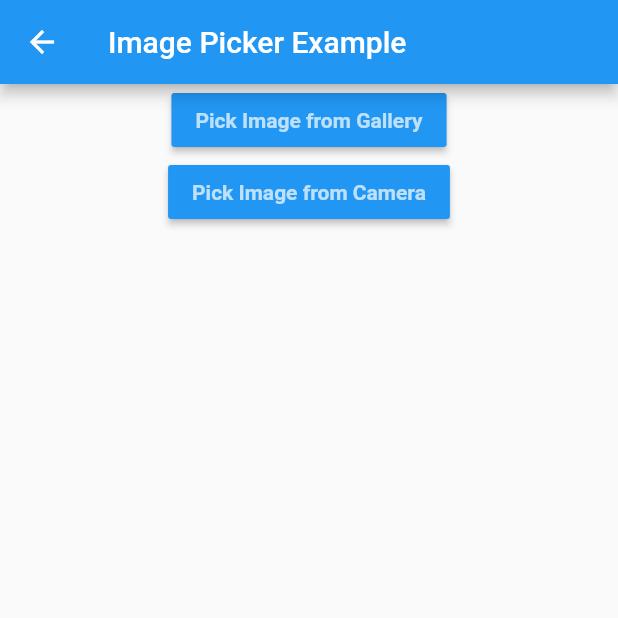
After one commit to ksairos/animal_care, a Flutter app: the PetImageUploadPage screen opened directly, after a tap on "Pick Image from Gallery", on a phone screen of 412 x 824 dp, the top half of it. The commit adds this screen. Run offline on Flutter 3.47's test engine with Material 2 defaults, Android fonts, the phone set to English and light mode, and no system bars; our stand-ins replace flutter_secure_storage, go_router, image_picker, progress_state_button; accounts and stored records are empty.

Commit message:
some changes

```diff
--- /dev/null
+++ b/lib/screens/PetImageUploadPage.dart
@@ -0,0 +1,80 @@
+import 'dart:io';
+
+import 'package:flutter/material.dart';
+import 'package:flutter/services.dart';
+import 'package:image_picker/image_picker.dart';
+
+class PetImageUploadPage extends StatefulWidget {
+  const PetImageUploadPage({Key? key}) : super(key: key);
+
+  @override
+  State<PetImageUploadPage> createState() => _PetImageUploadPageState();
+}
+
+class _PetImageUploadPageState extends State<PetImageUploadPage> {
+
+  File? imageGallery;
+  Future pickImageGallery() async {
+    try {
+      final imageGallery = await ImagePicker().pickImage(
+          source: ImageSource.gallery);
+      if(imageGallery == null) return;
+          final imageTemp = File(imageGallery.path);
+          setState(() => this.imageGallery = imageTemp);
+    } on PlatformException catch(e) {
+      print('Failed to pick image: $e');
+    }
+  }
+
+  File? imageCamera;
+  Future pickImageCamera() async {
+    try {
+      final imageCamera = await ImagePicker().pickImage(
+          source: ImageSource.camera);
+      if(imageCamera == null) return;
+      final imageTemp = File(imageCamera.path);
+      setState(() => this.imageCamera = imageTemp);
+    } on PlatformException catch(e) {
+      print('Failed to pick image: $e');
+    }
+  }
+
+  @override
+  Widget build(BuildContext context) {
+    return Scaffold(
+        appBar: AppBar(
+          title: const Text("Image Picker Example"),
+        ),
+        body: Center(
+          child: Column(
+            children: [
+              MaterialButton(
+                  color: Colors.blue,
+                  child: const Text(
+                      "Pick Image from Gallery",
+                      style: TextStyle(
+                          color: Colors.white70, fontWeight: FontWeight.bold
+                      )
+                  ),
+                  onPressed: () {
+                    pickImageGallery();
+                  }
+              ),
+              MaterialButton(
+                  color: Colors.blue,
+                  child: const Text(
+                      "Pick Image from Camera",
+                      style: TextStyle(
+                          color: Colors.white70, fontWeight: FontWeight.bold
+                      )
+                  ),
+                  onPressed: () {
+                    pickImageCamera();
+                  }
+              ),
+            ],
+          ),
+        )
+    );;
+  }
+}
--- a/pubspec.yaml
+++ b/pubspec.yaml
@@ -40,6 +40,7 @@ dependencies:
   http: ^0.13.5
   flutter_secure_storage: ^8.0.0
   progress_state_button: ^1.0.4
+  image_picker: ^0.8.7
 
 dev_dependencies:
   flutter_test:
```
Also changed, not shown: lib/screens/HomePage.dart (+8 -2 lines), lib/screens/LoginPage.dart (+19 -11 lines), lib/screens/SignupPage.dart (+7 -6 lines), pubspec.lock, 5 other files.
